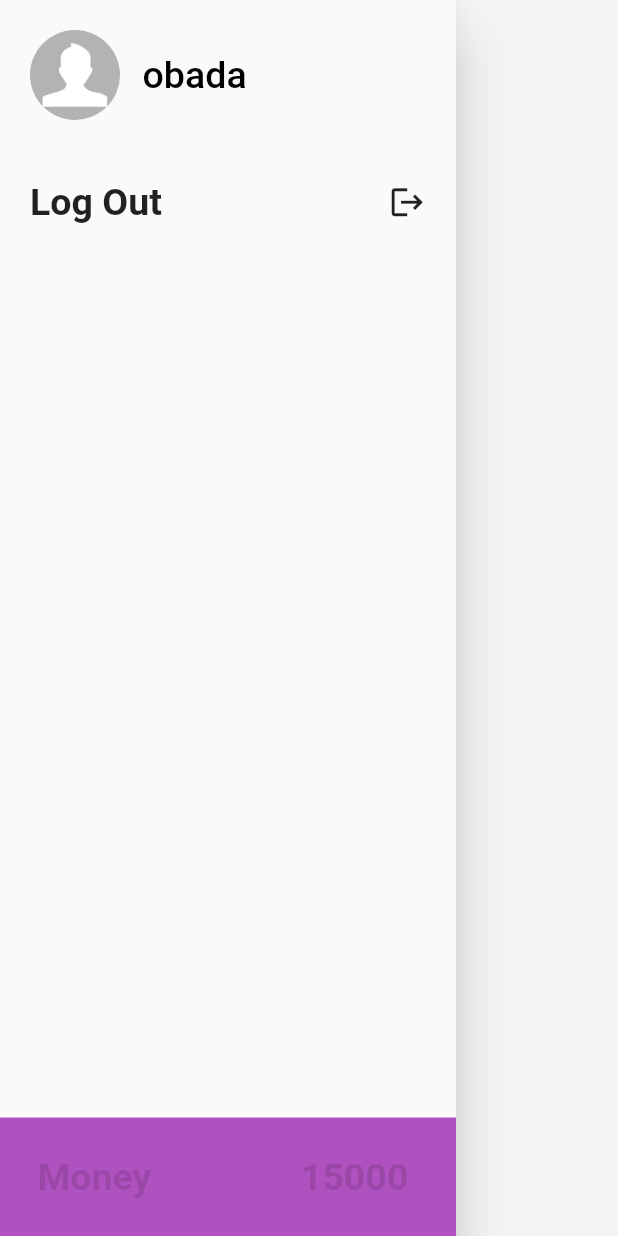
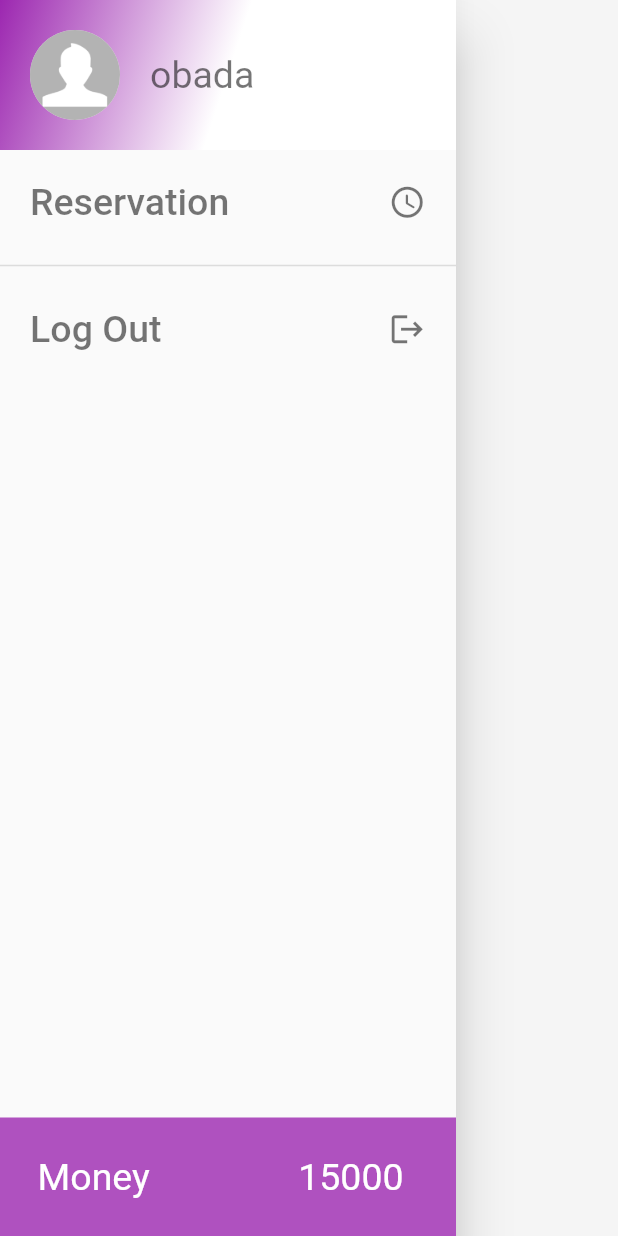
Before and after one commit to wassemmj/WO, a Flutter app: the MyDrawer widget shown alone on an empty page, opened directly, on a phone screen of 412 x 824 dp. Run offline on Flutter 3.47's test engine with Material 2 defaults, Android fonts, the phone set to English and light mode, and no system bars; our stand-ins replace easy_splash_screen, flutter_rating_bar, google_fonts, image_picker, shared_preferences; missing offline and left inert: circular_bottom_navigation; accounts and stored records are empty; network calls fail.

Commit message:
17/12 fifth

```diff
--- a/lib/Widget/MyDrawer.dart
+++ b/lib/Widget/MyDrawer.dart
@@ -3,6 +3,7 @@ import 'package:flutter/material.dart';
 import 'package:provider/provider.dart';
 
 import '../Provider/api_provider.dart';
+import '../Screen/reservation_screen.dart';
 
 class MyDrawer extends StatefulWidget {
   const MyDrawer({Key? key, required this.name, required this.imgPath})
@@ -25,7 +26,14 @@ class _MyDrawerState extends State<MyDrawer> {
           children: [
             Column(
               children: [
-                Padding(
+                Container(
+                  decoration: const BoxDecoration(
+                    gradient: LinearGradient(
+                      colors: [Colors.purple, Colors.white, Colors.white],
+                      begin: Alignment.topLeft,
+                      end: Alignment.bottomRight,
+                    ),
+                  ),
                   padding: const EdgeInsets.all(20),
                   child: Row(
                     children: [
@@ -44,19 +52,44 @@ class _MyDrawerState extends State<MyDrawer> {
                           ),
                         ),
                       ),
-                      const SizedBox(width: 15),
+                      const SizedBox(width: 20),
                       Text(
                         widget.name,
                         textAlign: TextAlign.center,
                         style: const TextStyle(
-                          color: Colors.black,
+                          color: Colors.black54,
                           fontSize: 25,
-                          fontWeight: FontWeight.w500,
+                          fontWeight: FontWeight.w400,
                         ),
                       ),
                     ],
                   ),
                 ),
+                Padding(
+                  padding: const EdgeInsets.all(20),
+                  child: InkWell(
+                    onTap: ()=>Navigator.of(context).push(MaterialPageRoute(builder: (_)=>const ReservationsScreen())),
+                    child: Row(
+                      mainAxisAlignment: MainAxisAlignment.spaceBetween,
+                      children: const [
+                        Text(
+                          'Reservation',
+                          style: TextStyle(
+                            color: Colors.black54,
+                              fontSize: 25,
+                              fontWeight: FontWeight.w500,
+                          ),
+                        ),
+                        Icon(
+                          Icons.access_time_rounded,
+                          size: 25,
+                          color: Colors.black54,
+                        )
+                      ],
+                    ),
+                  ),
+                ),
+                const Divider(thickness: 1,),
                 Padding(
                   padding: const EdgeInsets.all(20),
                   child: InkWell(
@@ -67,11 +100,15 @@ class _MyDrawerState extends State<MyDrawer> {
                         Text(
                           'Log Out',
                           style: TextStyle(
-                              fontSize: 25, fontWeight: FontWeight.bold),
+                            color: Colors.black54,
+                              fontSize: 25,
+                              fontWeight: FontWeight.w500,
+                          ),
                         ),
                         Icon(
                           Icons.logout,
                           size: 25,
+                          color: Colors.black54,
                         )
                       ],
                     ),
@@ -85,8 +122,8 @@ class _MyDrawerState extends State<MyDrawer> {
                 color: Colors.purple.withOpacity(0.8),
                 child: const Text(
                   'Money                15000',
-                  style: TextStyle(fontSize: 25, fontWeight: FontWeight.bold,color: Colors.black12),
-                ))
+                  style: TextStyle(fontSize: 25, fontWeight: FontWeight.w400,color: Colors.white),
+                )),
           ],
         ),
       ),
```
Also changed, not shown: lib/Provider/api_provider.dart (+5 -3 lines), lib/Screen/expert_details.dart (+10 -1 lines), lib/Screen/reservation_screen.dart (added, +36 -0 lines), lib/Screen/tabs_screen.dart (+44 -29 lines), lib/Widget/reservation_item.dart (added, +39 -0 lines).
